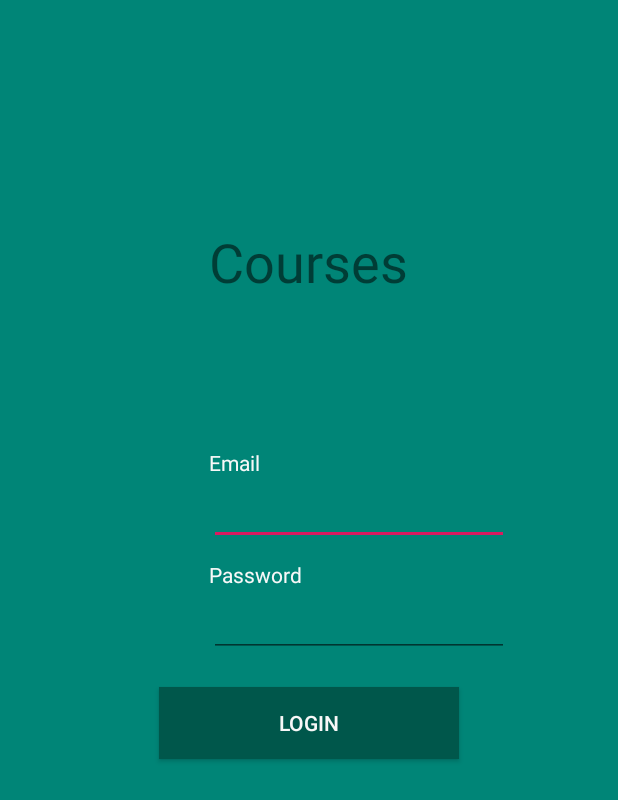
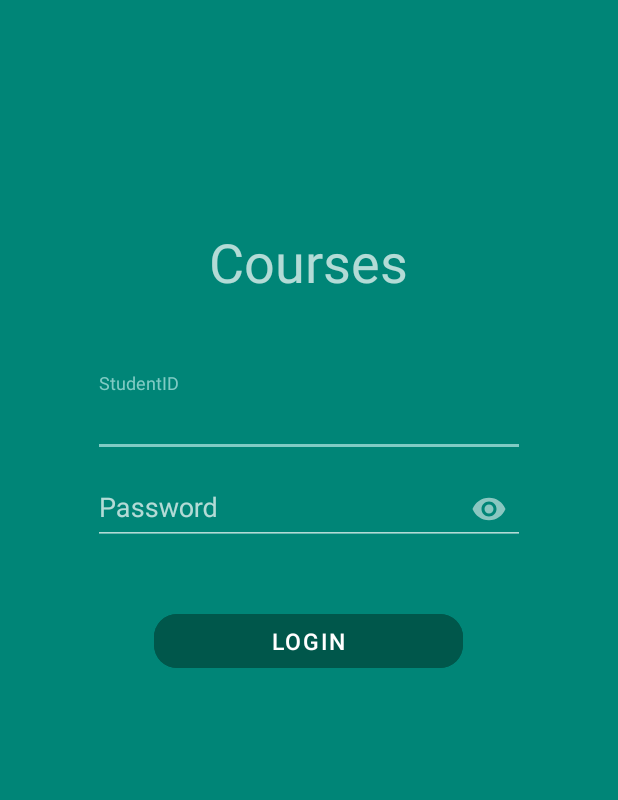
Before and after one commit to cosmin-ionita/CoursesApp, an Android app: the screen it shows after launch (MainActivity), on a phone screen of 412 x 824 dp. Shown: the top 800 px of the screen. Run offline under Robolectric (Android 15) with nearby library versions, the phone set to English and light mode, and no system bars; Roboto replaces fonts that are not available here.

Commit message:
[UI] - Make LoginPage adaptive

```diff
--- a/app/build.gradle
+++ b/app/build.gradle
@@ -32,4 +32,6 @@ dependencies {
     testImplementation 'junit:junit:4.12'
     androidTestImplementation 'androidx.test.ext:junit:1.1.0'
     androidTestImplementation 'androidx.test.espresso:espresso-core:3.1.1'
+
+    api 'com.google.android.material:material:1.1.0-beta01'
 }
--- a/app/src/main/AndroidManifest.xml
+++ b/app/src/main/AndroidManifest.xml
@@ -9,7 +9,8 @@
         android:roundIcon="@mipmap/ic_launcher_round"
         android:supportsRtl="true"
         android:theme="@style/AppTheme">
-        <activity android:name=".MainActivity">
+        <activity android:name=".MainActivity"
+            android:windowSoftInputMode="adjustResize">
 
             <intent-filter>
                 <action android:name="android.intent.action.MAIN" />
--- a/app/src/main/res/layout/activity_main.xml
+++ b/app/src/main/res/layout/activity_main.xml
@@ -3,7 +3,8 @@
     xmlns:tools="http://schemas.android.com/tools"
     android:layout_width="match_parent"
     android:layout_height="match_parent"
-
+    xmlns:app="http://schemas.android.com/apk/res-auto"
+    android:fitsSystemWindows="true"
     android:orientation="vertical"
     android:background="@color/colorPrimary"
     tools:context=".MainActivity">
@@ -19,57 +20,67 @@
         android:text="@string/courses"
         android:textSize="36sp" />
 
-    <TextView
-        android:id="@+id/emailText"
-        android:layout_width="wrap_content"
+    <LinearLayout
+        android:id="@+id/studentIdLinearLayout"
+        android:layout_below="@id/coursesText"
+        android:layout_marginTop="50dp"
+        android:gravity="center_horizontal"
+        android:weightSum="10"
         android:layout_height="wrap_content"
-        android:layout_below="@id/coursesText"
-        android:layout_alignStart="@+id/coursesText"
-        android:layout_marginTop="100dp"
-        android:text="@string/email"
-        android:textColor="#F8F8F8"
-        android:textSize="14sp" />
+        android:layout_width="match_parent">
+        <com.google.android.material.textfield.TextInputLayout
+            android:id="@+id/emailInput"
+            android:layout_width="0dp"
+            android:layout_height="wrap_content"
+            android:layout_weight="7"
+            android:hint="@string/studentId">
+            <com.google.android.material.textfield.TextInputEditText
+                android:layout_width="match_parent"
+                android:layout_height="wrap_content" />
+        </com.google.android.material.textfield.TextInputLayout>
+    </LinearLayout>
 
-    <EditText
-        android:id="@+id/emailEdit"
-        android:layout_width="200dp"
+    <LinearLayout
+        android:id="@+id/passLinearLayout"
+        android:layout_width="match_parent"
         android:layout_height="wrap_content"
-        android:layout_below="@id/emailText"
-        android:layout_alignStart="@id/emailText"
-        android:layout_marginBottom="10dp"
-        android:ems="10"
-        android:inputType="textEmailAddress" />
+        android:weightSum="10"
+        android:gravity="center_horizontal"
+        android:layout_below="@id/studentIdLinearLayout"
+        android:baselineAligned="false">
+        <com.google.android.material.textfield.TextInputLayout
+            android:id="@+id/passInput"
+            android:layout_width="0dp"
+            android:layout_height="wrap_content"
+            android:layout_weight="7"
+            app:passwordToggleEnabled="true"
+            android:hint="@string/password">
+            <com.google.android.material.textfield.TextInputEditText
+                android:layout_width="match_parent"
+                android:layout_height="wrap_content"
+                android:inputType="textPassword"/>
+        </com.google.android.material.textfield.TextInputLayout>
+    </LinearLayout>
 
-    <TextView
-        android:id="@+id/passwordText"
-        android:layout_width="wrap_content"
-        android:layout_height="wrap_content"
-        android:layout_gravity="center_vertical"
-        android:layout_below="@id/emailEdit"
-        android:layout_alignStart="@id/emailEdit"
+    <LinearLayout
+        android:layout_width="match_parent"
+        android:layout_below="@id/passLinearLayout"
+        android:orientation="horizontal"
         android:gravity="center_horizontal"
-        android:text="@string/password"
-        android:textColor="#F8F8F8"
-        android:textSize="14sp" />
 
-    <EditText
-        android:id="@+id/passwordEdit"
-        android:layout_width="200dp"
-        android:layout_height="wrap_content"
-        android:layout_below="@id/passwordText"
-        android:layout_alignStart="@id/passwordText"
-        android:ems="10"
-        android:inputType="textPassword" />
-
-    <Button
-        android:id="@+id/button"
-        android:layout_width="200dp"
-        android:layout_height="wrap_content"
-        android:layout_below="@id/passwordEdit"
-        android:layout_marginTop="20dp"
-        android:layout_centerHorizontal="true"
-        android:background="@color/colorPrimaryDark"
-        android:text="@string/login"
-        android:textColor="#F8F8F8" />
-
+        android:layout_marginTop="40dp"
+        android:weightSum="10"
+        android:layout_height="wrap_content">
+        <com.google.android.material.button.MaterialButton
+            android:id="@+id/login_button"
+            style="@style/Widget.MaterialComponents.Button.TextButton"
+            android:layout_width="0dp"
+            android:layout_height="wrap_content"
+            android:layout_weight="5"
+            android:textSize="15sp"
+            app:cornerRadius="15sp"
+            android:textColor="@color/design_default_color_background"
+            android:backgroundTint="@color/colorPrimaryDark"
+            android:text="@string/login" />
+    </LinearLayout>
 </RelativeLayout>
--- a/app/src/main/res/values/strings.xml
+++ b/app/src/main/res/values/strings.xml
@@ -1,7 +1,7 @@
 <resources>
     <string name="app_name">Courses</string>
     <string name="courses">Courses</string>
-    <string name="email">Email</string>
+    <string name="studentId">StudentID</string>
     <string name="password">Password</string>
     <string name="login">Login</string>
 </resources>
--- a/app/src/main/res/values/styles.xml
+++ b/app/src/main/res/values/styles.xml
@@ -1,15 +1,11 @@
 <resources>
 
     <!-- Base application theme. -->
-    <style name="AppTheme" parent="Theme.AppCompat.Light.NoActionBar">
+    <style name="AppTheme" parent="Theme.MaterialComponents.NoActionBar.Bridge">
         <!-- Customize your theme here. -->
-        <item name="colorPrimary">@color/colorPrimary</item>
-        <item name="colorPrimaryDark">@color/colorPrimaryDark</item>
-        <item name="colorAccent">@color/colorAccent</item>
-    </style>
-
-    <style name="NoTitleTheme" parent="AppTheme">
-        <item name="android:windowNoTitle">true</item>
+<!--        <item name="colorPrimary">@color/colorPrimary</item>-->
+<!--        <item name="colorPrimaryDark">@color/colorPrimaryDark</item>-->
+<!--        <item name="colorAccent">@color/colorAccent</item>-->
     </style>
 
 </resources>
```
